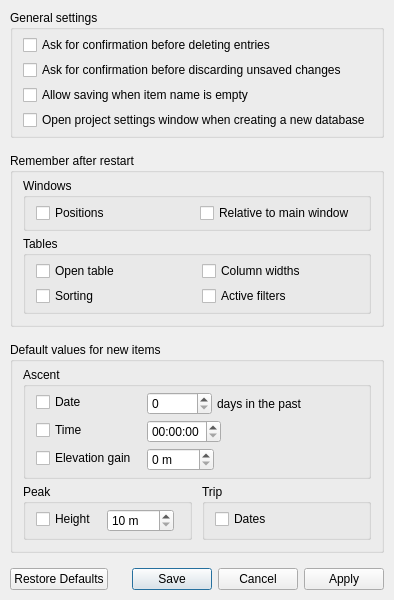
Old version of the form src/ui/settings_window.ui in the repository svetter/pal.
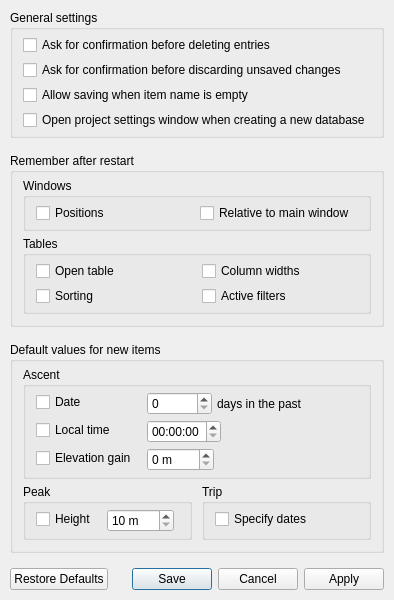
New version of the form.

Diff of the .ui file:
```diff
--- a/src/ui/settings_window.ui
+++ b/src/ui/settings_window.ui
@@ -258,7 +258,7 @@
          <item row="1" column="0">
           <widget class="QCheckBox" name="ascentTimeCheckbox">
            <property name="text">
-            <string>Time</string>
+            <string>Local time</string>
            </property>
           </widget>
          </item>
@@ -493,7 +493,7 @@
            <item row="0" column="0">
             <widget class="QCheckBox" name="tripDatesCheckbox">
              <property name="text">
-              <string>Dates</string>
+              <string>Specify dates</string>
              </property>
             </widget>
            </item>
```
